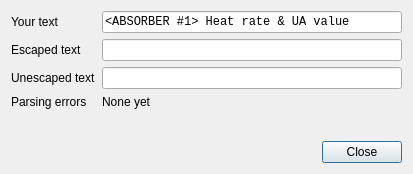
nfette/sandbox, file escaper/dialog.ui: the form before one commit.
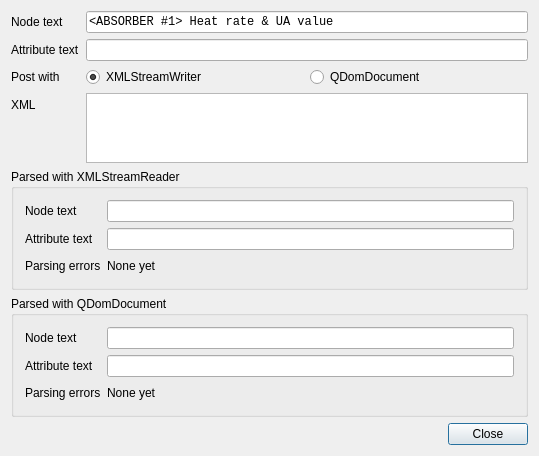
The form after the commit.

Commit message:
Escaper - dialog box to demo XML escapes
* Creates XML document with both QDomDocument from Qt XML module and
QXmlStreamWriter from Core.
* Shows the parsed outputs from both XML readers.

Patch:
```diff
--- a/escaper/dialog.ui
+++ b/escaper/dialog.ui
@@ -6,8 +6,8 @@
    <rect>
     <x>0</x>
     <y>0</y>
-    <width>402</width>
-    <height>166</height>
+    <width>539</width>
+    <height>419</height>
    </rect>
   </property>
   <property name="windowTitle">
@@ -15,11 +15,11 @@
   </property>
   <layout class="QVBoxLayout" name="verticalLayout">
    <item>
-    <layout class="QFormLayout" name="formLayout">
+    <layout class="QFormLayout" name="formLayout_3">
      <item row="0" column="0">
-      <widget class="QLabel" name="label">
+      <widget class="QLabel" name="label_1">
        <property name="text">
-        <string>Your text</string>
+        <string>Node text</string>
        </property>
        <property name="buddy">
         <cstring>lineEdit</cstring>
@@ -27,7 +27,7 @@
       </widget>
      </item>
      <item row="0" column="1">
-      <widget class="QLineEdit" name="lineEdit">
+      <widget class="QLineEdit" name="lineEdit_1">
        <property name="font">
         <font>
          <family>Courier New</family>
@@ -41,7 +41,7 @@
      <item row="1" column="0">
       <widget class="QLabel" name="label_2">
        <property name="text">
-        <string>Escaped text</string>
+        <string>Attribute text</string>
        </property>
        <property name="buddy">
         <cstring>lineEdit_2</cstring>
@@ -61,9 +61,9 @@
       </widget>
      </item>
      <item row="2" column="0">
-      <widget class="QLabel" name="label_3">
+      <widget class="QLabel" name="label_10">
        <property name="text">
-        <string>Unescaped text</string>
+        <string>Post with</string>
        </property>
        <property name="buddy">
         <cstring>lineEdit_3</cstring>
@@ -71,49 +71,172 @@
       </widget>
      </item>
      <item row="2" column="1">
-      <widget class="QLineEdit" name="lineEdit_3">
-       <property name="font">
-        <font>
-         <family>Courier New</family>
-        </font>
-       </property>
-       <property name="readOnly">
-        <bool>true</bool>
-       </property>
-      </widget>
+      <layout class="QHBoxLayout" name="horizontalLayout">
+       <item>
+        <widget class="QRadioButton" name="radioButton_1">
+         <property name="text">
+          <string>XMLStreamWriter</string>
+         </property>
+         <property name="checked">
+          <bool>true</bool>
+         </property>
+        </widget>
+       </item>
+       <item>
+        <widget class="QRadioButton" name="radioButton_2">
+         <property name="text">
+          <string>QDomDocument</string>
+         </property>
+        </widget>
+       </item>
+      </layout>
      </item>
      <item row="3" column="0">
-      <widget class="QLabel" name="label_4">
+      <widget class="QLabel" name="label_3">
        <property name="text">
-        <string>Parsing errors</string>
+        <string>XML</string>
+       </property>
+       <property name="buddy">
+        <cstring>plainTextEdit</cstring>
        </property>
       </widget>
      </item>
      <item row="3" column="1">
-      <widget class="QLabel" name="label_5">
-       <property name="text">
-        <string>None yet</string>
+      <widget class="QPlainTextEdit" name="plainTextEdit">
+       <property name="font">
+        <font>
+         <family>Courier New</family>
+        </font>
        </property>
       </widget>
      </item>
-     <item row="4" column="1">
-      <spacer name="horizontalSpacer">
-       <property name="orientation">
-        <enum>Qt::Horizontal</enum>
-       </property>
-       <property name="sizeType">
-        <enum>QSizePolicy::Minimum</enum>
-       </property>
-       <property name="sizeHint" stdset="0">
-        <size>
-         <width>300</width>
-         <height>20</height>
-        </size>
-       </property>
-      </spacer>
-     </item>
     </layout>
    </item>
+   <item>
+    <widget class="QGroupBox" name="groupBox">
+     <property name="title">
+      <string>Parsed with XMLStreamReader</string>
+     </property>
+     <layout class="QFormLayout" name="formLayout">
+      <item row="0" column="0">
+       <widget class="QLabel" name="label_4">
+        <property name="text">
+         <string>Node text</string>
+        </property>
+        <property name="buddy">
+         <cstring>lineEdit_3</cstring>
+        </property>
+       </widget>
+      </item>
+      <item row="0" column="1">
+       <widget class="QLineEdit" name="lineEdit_3">
+        <property name="font">
+         <font>
+          <family>Courier New</family>
+         </font>
+        </property>
+        <property name="readOnly">
+         <bool>true</bool>
+        </property>
+       </widget>
+      </item>
+      <item row="1" column="0">
+       <widget class="QLabel" name="label_5">
+        <property name="text">
+         <string>Attribute text</string>
+        </property>
+        <property name="buddy">
+         <cstring>lineEdit_4</cstring>
+        </property>
+       </widget>
+      </item>
+      <item row="1" column="1">
+       <widget class="QLineEdit" name="lineEdit_4">
+        <property name="font">
+         <font>
+          <family>Courier New</family>
+         </font>
+        </property>
+       </widget>
+      </item>
+      <item row="2" column="0">
+       <widget class="QLabel" name="label_6">
+        <property name="text">
+         <string>Parsing errors</string>
+        </property>
+       </widget>
+      </item>
+      <item row="2" column="1">
+       <widget class="QLabel" name="label_error">
+        <property name="minimumSize">
+         <size>
+          <width>0</width>
+          <height>20</height>
+         </size>
+        </property>
+        <property name="text">
+         <string>None yet</string>
+        </property>
+       </widget>
+      </item>
+     </layout>
+    </widget>
+   </item>
+   <item>
+    <widget class="QGroupBox" name="groupBox_2">
+     <property name="title">
+      <string>Parsed with QDomDocument</string>
+     </property>
+     <layout class="QFormLayout" name="formLayout_2">
+      <item row="0" column="0">
+       <widget class="QLabel" name="label">
+        <property name="text">
+         <string>Node text</string>
+        </property>
+        <property name="buddy">
+         <cstring>lineEdit_5</cstring>
+        </property>
+       </widget>
+      </item>
+      <item row="0" column="1">
+       <widget class="QLineEdit" name="lineEdit_5"/>
+      </item>
+      <item row="1" column="0">
+       <widget class="QLabel" name="label_7">
+        <property name="text">
+         <string>Attribute text</string>
+        </property>
+        <property name="buddy">
+         <cstring>lineEdit_6</cstring>
+        </property>
+       </widget>
+      </item>
+      <item row="1" column="1">
+       <widget class="QLineEdit" name="lineEdit_6"/>
+      </item>
+      <item row="2" column="0">
+       <widget class="QLabel" name="label_8">
+        <property name="text">
+         <string>Parsing errors</string>
+        </property>
+       </widget>
+      </item>
+      <item row="2" column="1">
+       <widget class="QLabel" name="label_9">
+        <property name="minimumSize">
+         <size>
+          <width>0</width>
+          <height>20</height>
+         </size>
+        </property>
+        <property name="text">
+         <string>None yet</string>
+        </property>
+       </widget>
+      </item>
+     </layout>
+    </widget>
+   </item>
    <item>
     <widget class="QDialogButtonBox" name="buttonBox">
      <property name="standardButtons">
```
Left out of the diff: 19 changed lines with no effect on the pictures. The commit also changes 3 other files.
